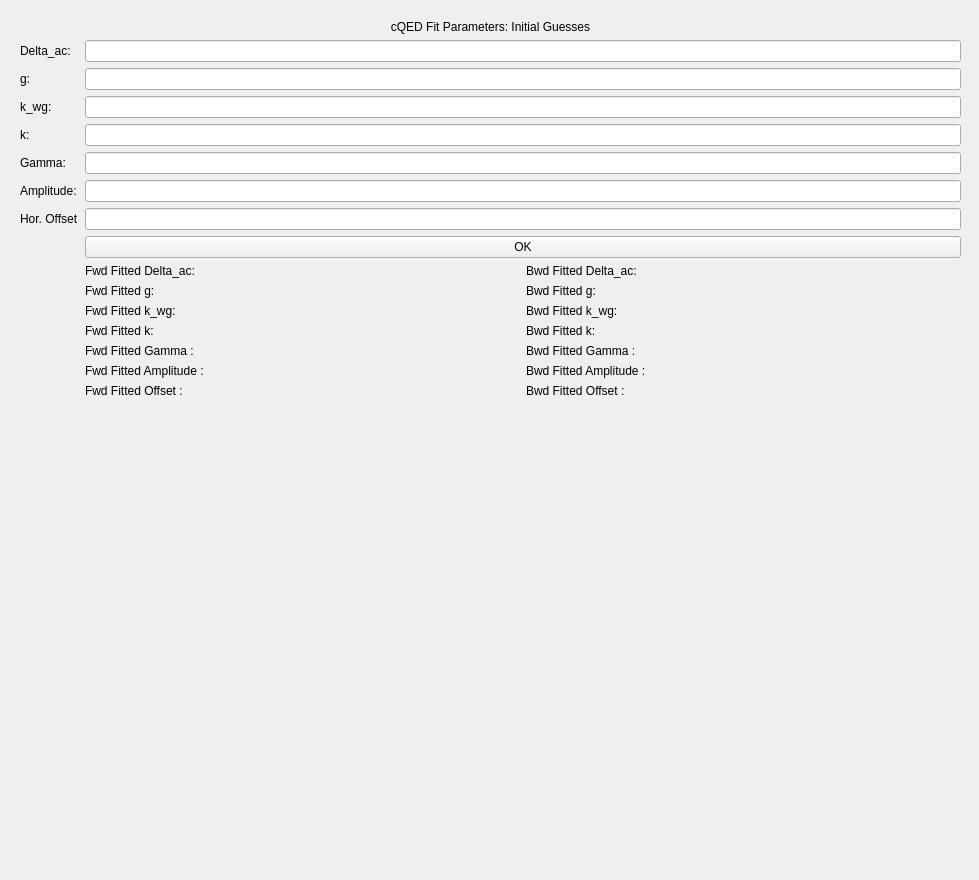
Above: pylabnet/gui/pyqt/gui_templates/cqed_fit_params.ui from lukingroup/pylabnet before the change. Below: the same form after it.
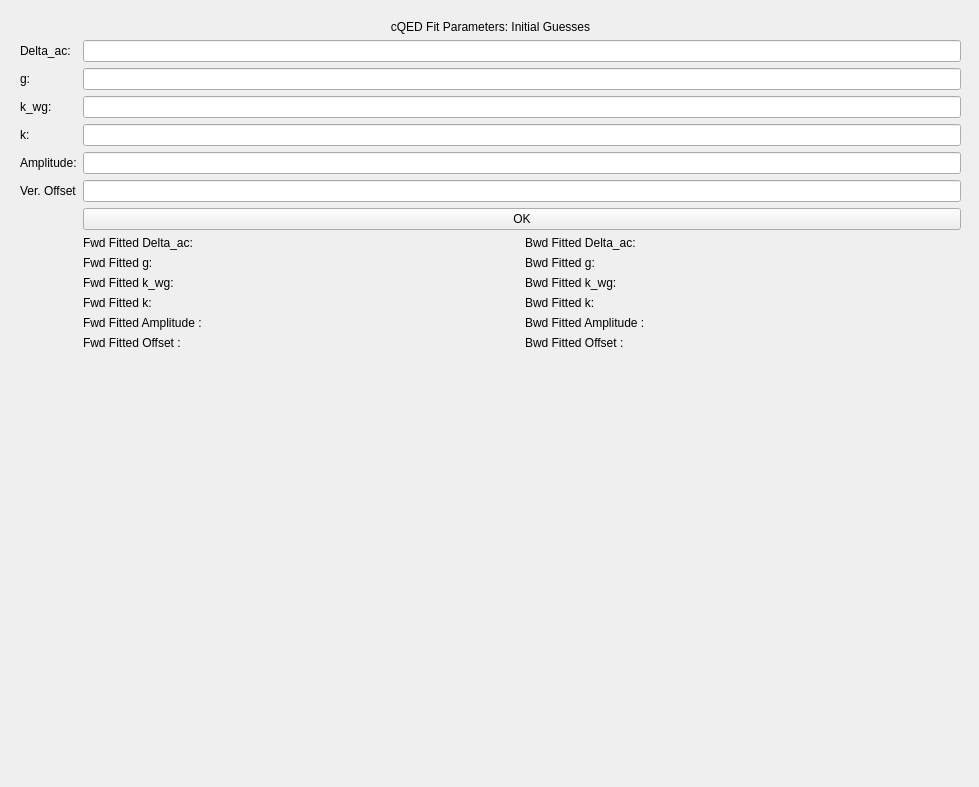
That is the form after the change.

Commit message: updated cqed fit

```diff
--- a/pylabnet/gui/pyqt/gui_templates/cqed_fit_params.ui
+++ b/pylabnet/gui/pyqt/gui_templates/cqed_fit_params.ui
@@ -7,7 +7,7 @@
     <x>0</x>
     <y>0</y>
     <width>979</width>
-    <height>880</height>
+    <height>787</height>
    </rect>
   </property>
   <property name="windowTitle">
@@ -19,7 +19,7 @@
      <x>20</x>
      <y>20</y>
      <width>941</width>
-     <height>851</height>
+     <height>751</height>
     </rect>
    </property>
    <layout class="QFormLayout" name="main">
@@ -74,51 +74,34 @@
      <widget class="QLineEdit" name="k"/>
     </item>
     <item row="6" column="0">
-     <widget class="QLabel" name="gamma_lab">
-      <property name="text">
-       <string>Gamma:</string>
-      </property>
-     </widget>
-    </item>
-    <item row="6" column="1">
-     <widget class="QLineEdit" name="gamma"/>
-    </item>
-    <item row="7" column="0">
      <widget class="QLabel" name="amp_lab">
       <property name="text">
        <string>Amplitude:</string>
       </property>
      </widget>
     </item>
-    <item row="7" column="1">
+    <item row="6" column="1">
      <widget class="QLineEdit" name="amp"/>
     </item>
-    <item row="8" column="0">
+    <item row="7" column="0">
      <widget class="QLabel" name="offset_lab">
       <property name="text">
-       <string>Hor. Offset</string>
+       <string>Ver. Offset</string>
       </property>
      </widget>
     </item>
-    <item row="8" column="1">
+    <item row="7" column="1">
      <widget class="QLineEdit" name="offset"/>
     </item>
-    <item row="9" column="1">
+    <item row="8" column="1">
      <widget class="QPushButton" name="confirm">
       <property name="text">
        <string>OK</string>
       </property>
      </widget>
     </item>
-    <item row="10" column="1">
+    <item row="9" column="1">
      <layout class="QGridLayout" name="gridlayout">
-      <item row="5" column="1">
-       <widget class="QLabel" name="fit_ampl">
-        <property name="text">
-         <string/>
-        </property>
-       </widget>
-      </item>
       <item row="3" column="1">
        <widget class="QLabel" name="fit_k">
         <property name="text">
@@ -168,27 +151,6 @@
         </property>
        </widget>
       </item>
-      <item row="4" column="1">
-       <widget class="QLabel" name="fit_gamma">
-        <property name="text">
-         <string/>
-        </property>
-       </widget>
-      </item>
-      <item row="6" column="1">
-       <widget class="QLabel" name="fit_offs">
-        <property name="text">
-         <string/>
-        </property>
-       </widget>
-      </item>
-      <item row="5" column="0">
-       <widget class="QLabel" name="fampl_lab">
-        <property name="text">
-         <string>Fwd Fitted Amplitude :</string>
-        </property>
-       </widget>
-      </item>
       <item row="0" column="2">
        <widget class="QLabel" name="fdel_lab_2">
         <property name="text">
@@ -196,20 +158,6 @@
         </property>
        </widget>
       </item>
-      <item row="4" column="0">
-       <widget class="QLabel" name="fgamma_lab">
-        <property name="text">
-         <string>Fwd Fitted Gamma :</string>
-        </property>
-       </widget>
-      </item>
-      <item row="6" column="0">
-       <widget class="QLabel" name="foffs_lab">
-        <property name="text">
-         <string>Fwd Fitted Offset :</string>
-        </property>
-       </widget>
-      </item>
       <item row="0" column="0">
        <widget class="QLabel" name="fdel_lab">
         <property name="text">
@@ -266,42 +214,56 @@
         </property>
        </widget>
       </item>
+      <item row="4" column="0">
+       <widget class="QLabel" name="fampl_lab">
+        <property name="text">
+         <string>Fwd Fitted Amplitude :</string>
+        </property>
+       </widget>
+      </item>
+      <item row="4" column="1">
+       <widget class="QLabel" name="fit_ampl">
+        <property name="text">
+         <string/>
+        </property>
+       </widget>
+      </item>
+      <item row="5" column="0">
+       <widget class="QLabel" name="foffs_lab">
+        <property name="text">
+         <string>Fwd Fitted Offset :</string>
+        </property>
+       </widget>
+      </item>
+      <item row="5" column="1">
+       <widget class="QLabel" name="fit_offs">
+        <property name="text">
+         <string/>
+        </property>
+       </widget>
+      </item>
       <item row="4" column="2">
-       <widget class="QLabel" name="fgamma_lab_2">
-        <property name="text">
-         <string>Bwd Fitted Gamma :</string>
-        </property>
-       </widget>
-      </item>
-      <item row="4" column="3">
-       <widget class="QLabel" name="fit_gamma_2">
-        <property name="text">
-         <string/>
-        </property>
-       </widget>
-      </item>
-      <item row="5" column="2">
        <widget class="QLabel" name="fampl_lab_2">
         <property name="text">
          <string>Bwd Fitted Amplitude :</string>
         </property>
        </widget>
       </item>
-      <item row="5" column="3">
+      <item row="4" column="3">
        <widget class="QLabel" name="fit_ampl_2">
         <property name="text">
          <string/>
         </property>
        </widget>
       </item>
-      <item row="6" column="2">
+      <item row="5" column="2">
        <widget class="QLabel" name="foffs_lab_2">
         <property name="text">
          <string>Bwd Fitted Offset :</string>
         </property>
        </widget>
       </item>
-      <item row="6" column="3">
+      <item row="5" column="3">
        <widget class="QLabel" name="fit_offs_2">
         <property name="text">
          <string/>
```
The commit also changes 2 other files.
